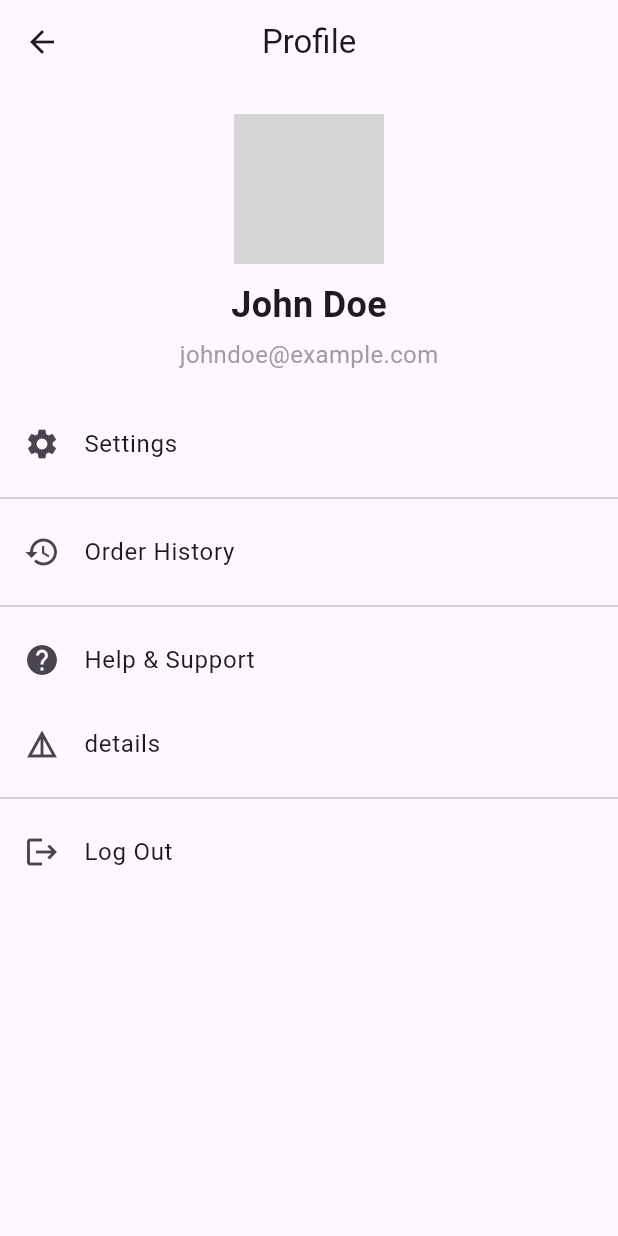
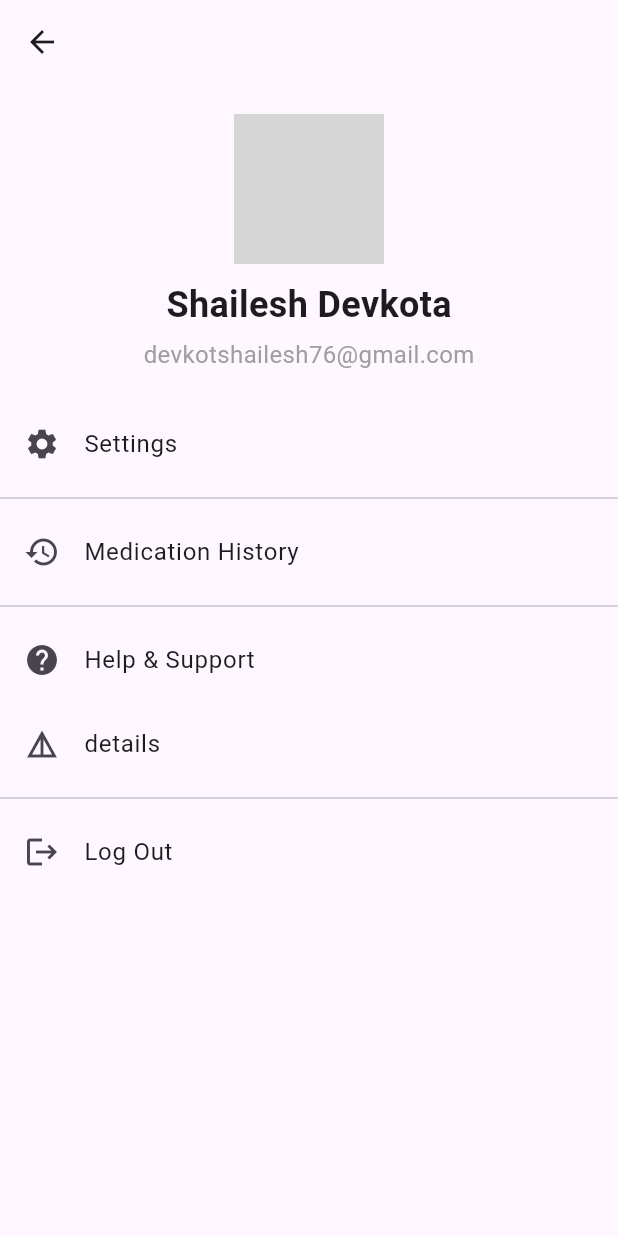
Before and after one commit to dakdim/amritfrontend, a Flutter app: the ProfilePage screen opened directly, on a phone screen of 412 x 824 dp. Run offline on Flutter 3.47's test engine with Material 3 defaults, Android fonts, the light colour scheme and no system bars; our stand-ins replace fl_chart; network calls fail; grey boxes are pictures that could not be loaded.

Commit message:
profile page

```diff
--- a/lib/view/homepage.dart
+++ b/lib/view/homepage.dart
@@ -1,6 +1,7 @@
 import 'package:flutter/material.dart';
 import 'medication.dart';
 import 'profile.dart';
+// import 'notification.dart';
 
 class HomePage extends StatefulWidget {
   const HomePage({super.key});
--- a/lib/view/profile.dart
+++ b/lib/view/profile.dart
@@ -7,9 +7,9 @@ class ProfilePage extends StatelessWidget {
   Widget build(BuildContext context) {
     return Scaffold(
       appBar: AppBar(
-        title: const Text("Profile"),
-        centerTitle: true,
-      ),
+          // title: const Text("Profile"),
+          // centerTitle: true,
+          ),
       body: SingleChildScrollView(
         child: Column(
           crossAxisAlignment: CrossAxisAlignment.center,
@@ -23,7 +23,7 @@ class ProfilePage extends StatelessWidget {
             ),
             const SizedBox(height: 10),
             const Text(
-              "John Doe",
+              "Shailesh Devkota",
               style: TextStyle(
                 fontSize: 24,
                 fontWeight: FontWeight.bold,
@@ -31,7 +31,7 @@ class ProfilePage extends StatelessWidget {
             ),
             const SizedBox(height: 5),
             const Text(
-              "johndoe@example.com",
+              "devkotshailesh76@gmail.com",
               style: TextStyle(
                 fontSize: 16,
                 color: Colors.grey,
@@ -48,7 +48,7 @@ class ProfilePage extends StatelessWidget {
             const Divider(),
             ListTile(
               leading: const Icon(Icons.history),
-              title: const Text("Order History"),
+              title: const Text("Medication History"),
               onTap: () {
                 // Add functionality here
               },
```
Also changed, not shown: lib/view/notification.dart (+71 -49 lines), pubspec.yaml (+5 -72 lines), lib/view/starting page/login.dart (added), pubspec.lock.
